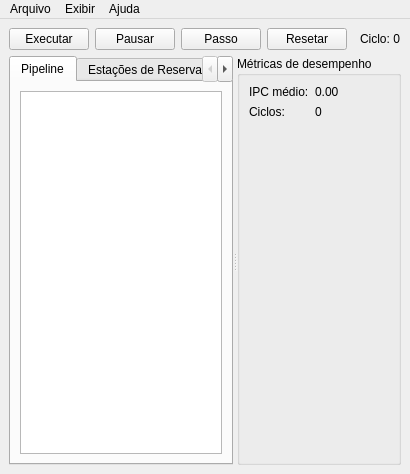
Above: src/ui/mainwindow.ui from PedroHeinrichSP/tomasulo-sim before the change. Below: the same form after it.
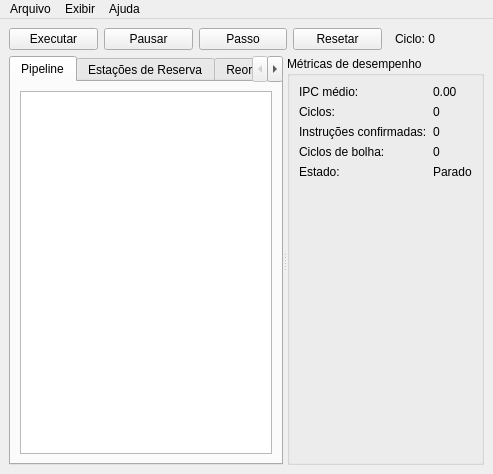
That is the form after the change. Icons and pictures are not drawn.

The edit to the form file:
```diff
--- a/src/ui/mainwindow.ui
+++ b/src/ui/mainwindow.ui
@@ -73,6 +73,12 @@
         <item row="0" column="1"><widget class="QLabel" name="valIPC"><property name="text"><string>0.00</string></property></widget></item>
         <item row="1" column="0"><widget class="QLabel" name="lblCiclos"><property name="text"><string>Ciclos:</string></property></widget></item>
         <item row="1" column="1"><widget class="QLabel" name="valCiclos"><property name="text"><string>0</string></property></widget></item>
+   <item row="2" column="0"><widget class="QLabel" name="lblCommits"><property name="text"><string>Instruções confirmadas:</string></property></widget></item>
+   <item row="2" column="1"><widget class="QLabel" name="valCommits"><property name="text"><string>0</string></property></widget></item>
+   <item row="3" column="0"><widget class="QLabel" name="lblBubbles"><property name="text"><string>Ciclos de bolha:</string></property></widget></item>
+   <item row="3" column="1"><widget class="QLabel" name="valBubbles"><property name="text"><string>0</string></property></widget></item>
+   <item row="4" column="0"><widget class="QLabel" name="lblStatus"><property name="text"><string>Estado:</string></property></widget></item>
+   <item row="4" column="1"><widget class="QLabel" name="valStatus"><property name="text"><string>Parado</string></property></widget></item>
        </layout>
       </widget>
      </widget>
```
